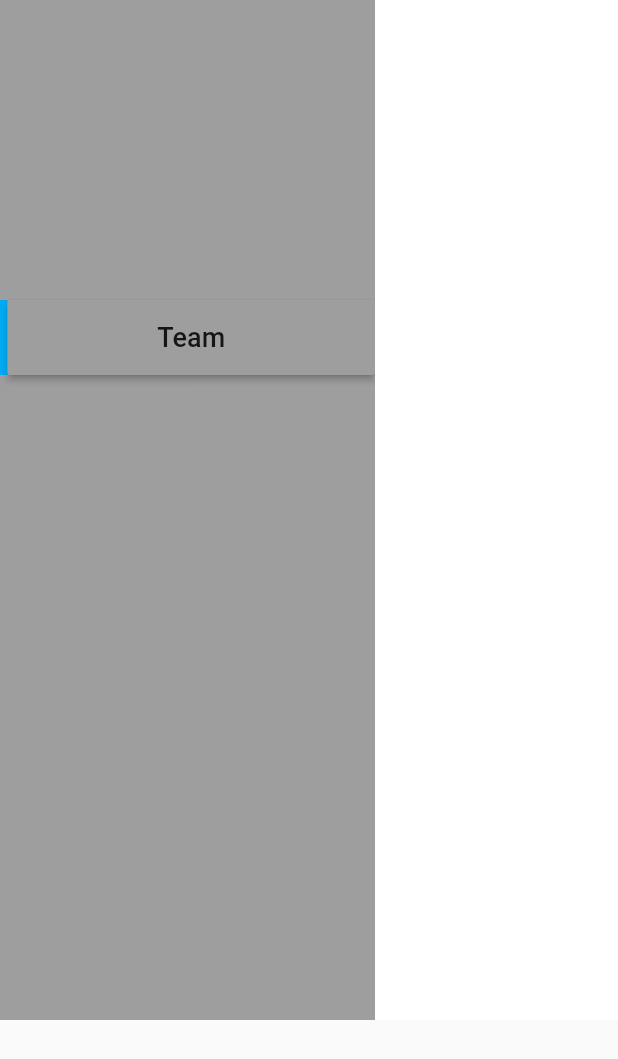
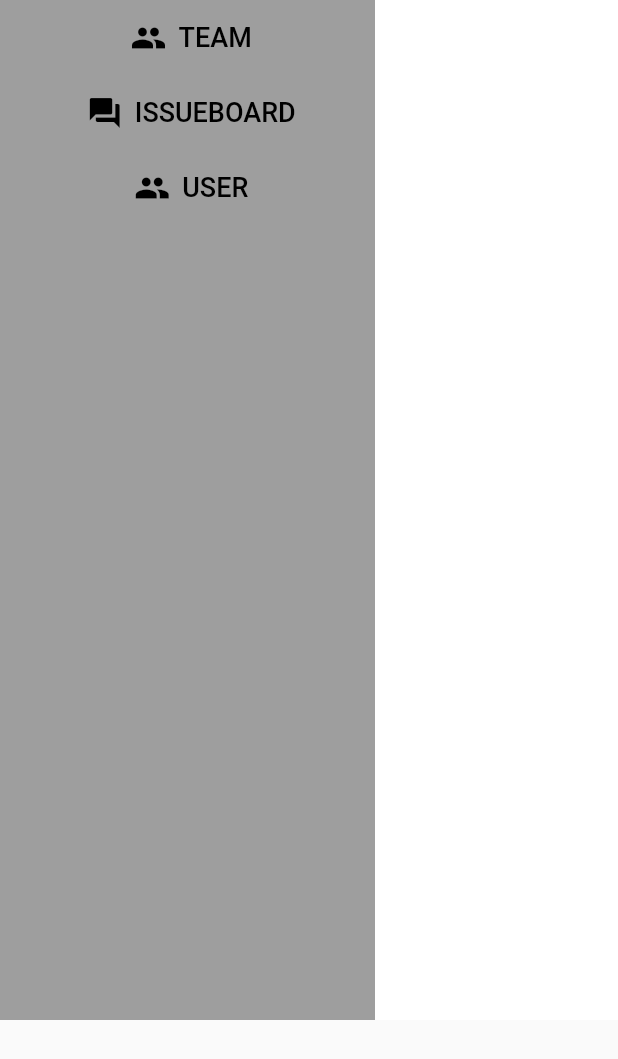
Before and after one commit to easyissueboard/EIB-Desktop, a Flutter app: the screen it shows after launch, on a phone screen of 412 x 824 dp. Shown: the top 1059 px of the screen. Run offline on Flutter 3.47's test engine with Material 2 defaults, Android fonts, the phone set to English and light mode, and no system bars; missing offline and left inert: flutter_acrylic, window_size.

Commit message:
state button complete

```diff
--- a/lib/widgets/tabbutton.dart
+++ b/lib/widgets/tabbutton.dart
@@ -8,10 +8,15 @@ class MovePage extends StatefulWidget {
 }
 
 class _MovePageState extends State<MovePage> {
-  String TeamButtonState = 'Team';
-  String IssueBoardButtonState = 'IssueBoard';
-  String UserButtonState = 'User';
-  var _color = Colors.grey;
+  String TeamButtonState = 'TEAM';
+  String IssueBoardButtonState = 'ISSUEBOARD';
+  String UserButtonState = 'USER';
+  var Teamcolor = Colors.grey;
+  var TeamcheckColor = Colors.grey;
+  var IssueBoardcolor = Colors.grey;
+  var IssueBoardcheckColor = Colors.grey;
+  var Usercolor = Colors.grey;
+  var UsercheckColor = Colors.grey;
   @override
   Widget build(BuildContext context) {
     return Stack(
@@ -22,28 +27,76 @@ class _MovePageState extends State<MovePage> {
             color: Colors.grey,
             child: Column(
               children: [
-                SizedBox(
-                  height: 200,
+                Row(
+                  children: [
+                    Container(
+                      width: 5,
+                      height: 50,
+                      color: TeamcheckColor,
+                    ),
+                    Container(
+                        color: Teamcolor,
+                        width: 245,
+                        height: 50,
+                        child: TextButton.icon(
+                            onPressed: ChangeStateTeam,
+                            icon: Icon(
+                              Icons.people,
+                              color: Colors.black,
+                            ),
+                            label: Text(
+                              '$TeamButtonState',
+                              style:
+                                  TextStyle(fontSize: 18, color: Colors.black),
+                            ))),
+                  ],
                 ),
                 Row(
                   children: [
                     Container(
                       width: 5,
                       height: 50,
-                      color: Colors.lightBlue,
+                      color: IssueBoardcheckColor,
                     ),
                     Container(
-                      width: 245,
+                        color: IssueBoardcolor,
+                        width: 245,
+                        height: 50,
+                        child: TextButton.icon(
+                            onPressed: ChangeStateIssueBoard,
+                            icon: Icon(
+                              Icons.question_answer,
+                              color: Colors.black,
+                            ),
+                            label: Text(
+                              '$IssueBoardButtonState',
+                              style:
+                                  TextStyle(fontSize: 18, color: Colors.black),
+                            ))),
+                  ],
+                ),
+                Row(
+                  children: [
+                    Container(
+                      width: 5,
                       height: 50,
-                      child: RaisedButton(
-                        child: Text(
-                          '$TeamButtonState',
-                          style: TextStyle(fontSize: 18),
-                        ),
-                        onPressed: ChangeTextTeam,
-                        color: _color,
-                      ),
-                    )
+                      color: UsercheckColor,
+                    ),
+                    Container(
+                        color: Usercolor,
+                        width: 245,
+                        height: 50,
+                        child: TextButton.icon(
+                            onPressed: ChangeStateUser,
+                            icon: Icon(
+                              Icons.people,
+                              color: Colors.black,
+                            ),
+                            label: Text(
+                              '$UserButtonState',
+                              style:
+                                  TextStyle(fontSize: 18, color: Colors.black),
+                            ))),
                   ],
                 ),
               ],
@@ -52,14 +105,62 @@ class _MovePageState extends State<MovePage> {
     );
   }
 
-  void ChangeTextTeam() {
+  void ChangeStateTeam() {
     setState(() {
-      if (TeamButtonState == 'Team') {
-        TeamButtonState = 'TEAM';
-        _color = Colors.green;
+      if (TeamcheckColor == Colors.lightBlue) {
+        Teamcolor = Colors.grey;
+        TeamcheckColor = Colors.grey;
       } else {
-        TeamButtonState = 'Team';
-        _color = Colors.grey;
+        Teamcolor = Colors.amber;
+        TeamcheckColor = Colors.lightBlue;
+        if (IssueBoardcheckColor == Colors.lightBlue) {
+          IssueBoardcheckColor = Colors.grey;
+          IssueBoardcolor = Colors.grey;
+        }
+        if (UsercheckColor == Colors.lightBlue) {
+          UsercheckColor = Colors.grey;
+          Usercolor = Colors.grey;
+        }
+      }
+    });
+  }
+
+  void ChangeStateIssueBoard() {
+    setState(() {
+      if (IssueBoardcheckColor == Colors.lightBlue) {
+        IssueBoardcolor = Colors.grey;
+        IssueBoardcheckColor = Colors.grey;
+      } else {
+        IssueBoardcolor = Colors.amber;
+        IssueBoardcheckColor = Colors.lightBlue;
+        if (UsercheckColor == Colors.lightBlue) {
+          UsercheckColor = Colors.grey;
+          Usercolor = Colors.grey;
+        }
+        if (TeamcheckColor == Colors.lightBlue) {
+          TeamcheckColor = Colors.grey;
+          Teamcolor = Colors.grey;
+        }
+      }
+    });
+  }
+
+  void ChangeStateUser() {
+    setState(() {
+      if (UsercheckColor == Colors.lightBlue) {
+        Usercolor = Colors.grey;
+        UsercheckColor = Colors.grey;
+      } else {
+        Usercolor = Colors.amber;
+        UsercheckColor = Colors.lightBlue;
+        if (TeamcheckColor == Colors.lightBlue) {
+          TeamcheckColor = Colors.grey;
+          Teamcolor = Colors.grey;
+        }
+        if (IssueBoardcheckColor == Colors.lightBlue) {
+          IssueBoardcheckColor = Colors.grey;
+          IssueBoardcolor = Colors.grey;
+        }
       }
     });
   }
```
